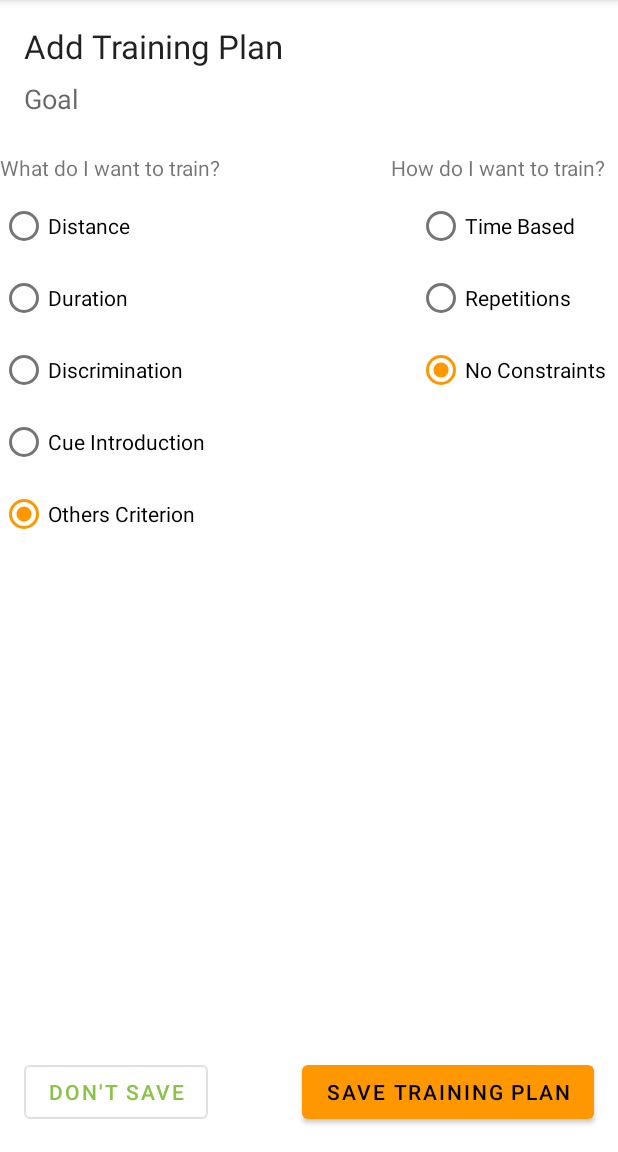
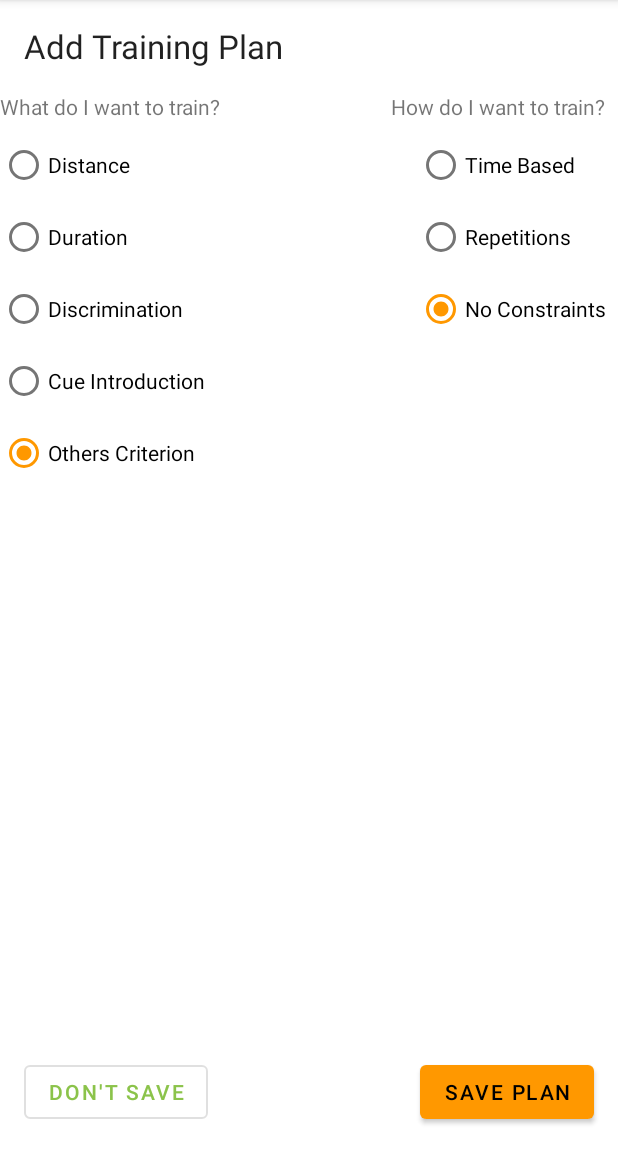
Before and after one commit to Joerg-Schultz/PlanTrainDoc, an Android app: the AddPlanFragment screen opened through its navigation route, on a phone screen of 412 x 824 dp, the part 84-1236 px from its top. Run offline under Robolectric (Android 15) with nearby library versions, the phone set to English and light mode, and no system bars; our stand-ins replace Dagger/Hilt's generated code; 6 statements that could not run were skipped.

Commit message:
Added Numberpicker constraints, Improved Layout

```diff
--- a/app/src/main/res/layout/add_plan_fragment.xml
+++ b/app/src/main/res/layout/add_plan_fragment.xml
@@ -19,92 +19,79 @@
             app:layout_constraintTop_toTopOf="parent" />
 
     <TextView
-            android:text="@string/goal"
-            android:textAppearance="@style/TextAppearance.AppCompat.Medium"
-            android:layout_width="0dp"
-            android:layout_height="wrap_content"
-            android:id="@+id/tv_goalforplan"
-            app:layout_constraintTop_toBottomOf="@+id/add_training_header"
-            app:layout_constraintStart_toStartOf="@+id/rg_criteria"
-            app:layout_constraintEnd_toEndOf="@+id/rg_type"
-            android:layout_marginTop="8dp"
-            android:layout_marginStart="16dp"
-            android:layout_marginEnd="16dp"/>
-
-    <TextView
             android:text="@string/what_do_i_want_to_train"
             android:layout_width="wrap_content"
             android:layout_height="wrap_content" android:id="@+id/tv_traninghelper"
-            app:layout_constraintStart_toStartOf="@+id/rg_criteria"
-            app:layout_constraintTop_toBottomOf="@+id/tv_goalforplan" android:layout_marginTop="24dp"/>
+            app:layout_constraintStart_toStartOf="@+id/rg_helper"
+            app:layout_constraintTop_toBottomOf="@+id/add_training_header" android:layout_marginTop="16dp"/>
     <TextView
             android:text="@string/how_do_i_want_to_train"
             android:layout_width="wrap_content"
             android:layout_height="wrap_content" android:id="@+id/tv_training_constraints"
-            app:layout_constraintEnd_toEndOf="@+id/rg_type"
-            app:layout_constraintTop_toBottomOf="@+id/tv_goalforplan" android:layout_marginTop="24dp"/>
+            app:layout_constraintEnd_toEndOf="@+id/rg_constraint"
+            app:layout_constraintTop_toBottomOf="@+id/add_training_header" android:layout_marginTop="16dp"/>
     <RadioGroup
-            android:id="@+id/rg_criteria"
+            android:id="@+id/rg_helper"
             android:layout_width="wrap_content"
             android:layout_height="wrap_content"
-            android:checkedButton="@id/rb_free"
+            android:checkedButton="@id/rb_helper_free"
             app:layout_constraintStart_toStartOf="parent"
             android:layout_marginTop="5dp" app:layout_constraintTop_toBottomOf="@+id/tv_traninghelper">
 
         <RadioButton
-                android:id="@+id/rb_distance"
+                android:id="@+id/rb_helper_distance"
                 android:layout_width="match_parent"
                 android:layout_height="wrap_content"
                 android:text="@string/distance"/>
 
         <RadioButton
-                android:id="@+id/rb_duration"
+                android:id="@+id/rb_helper_duration"
                 android:layout_width="match_parent"
                 android:layout_height="wrap_content"
                 android:text="@string/duration"/>
 
         <RadioButton
-                android:id="@+id/rb_discrimination"
+                android:id="@+id/rb_helper_discrimination"
                 android:layout_width="match_parent"
                 android:layout_height="wrap_content"
                 android:text="@string/discrimination"/>
 
         <RadioButton
-                android:id="@+id/rb_cueintroduction"
+                android:id="@+id/rb_helper_cueintroduction"
                 android:layout_width="match_parent"
                 android:layout_height="wrap_content"
                 android:text="@string/cue_introduction"/>
 
         <RadioButton
-                android:id="@+id/rb_free"
+                android:id="@+id/rb_helper_free"
                 android:layout_width="match_parent"
                 android:layout_height="wrap_content"
                 android:text="@string/other_criterion"/>
     </RadioGroup>
 
     <RadioGroup
-            android:id="@+id/rg_type"
+            android:id="@+id/rg_constraint"
             android:layout_width="wrap_content"
             android:layout_height="wrap_content"
             android:layout_marginEnd="8dp"
-            android:checkedButton="@id/rb_type_free"
+            android:checkedButton="@id/rb_constraint_free"
             app:layout_constraintEnd_toEndOf="parent"
             android:layout_marginTop="5dp" app:layout_constraintTop_toBottomOf="@+id/tv_training_constraints">
 
         <RadioButton
-                android:id="@+id/rb_type_time"
+                android:id="@+id/rb_constraint_time"
                 android:layout_width="match_parent"
                 android:layout_height="wrap_content"
                 android:text="@string/time_based"/>
 
         <RadioButton
-                android:id="@+id/rb_type_count"
+                android:id="@+id/rb_constraint_repetition"
                 android:layout_width="match_parent"
                 android:layout_height="wrap_content"
                 android:text="@string/repetition"/>
 
         <RadioButton
-                android:id="@+id/rb_type_free"
+                android:id="@+id/rb_constraint_free"
                 android:layout_width="match_parent"
                 android:layout_height="wrap_content"
                 android:text="@string/no_constraint"/>
@@ -117,10 +104,10 @@
             android:layout_marginTop="32dp"
             app:layout_constraintEnd_toEndOf="parent"
             app:layout_constraintStart_toStartOf="parent"
-            app:layout_constraintTop_toBottomOf="@+id/rg_criteria">
+            app:layout_constraintTop_toBottomOf="@+id/rg_helper">
 
         <TextView
-                android:id="@+id/cond_criterion_header"
+                android:id="@+id/cond_helper_header"
                 android:layout_width="wrap_content"
                 android:layout_height="wrap_content"
                 android:layout_marginStart="32dp"
@@ -128,16 +115,16 @@
                 app:layout_constraintTop_toTopOf="parent" />
 
         <LinearLayout
-                android:id="@+id/conditional_criteria"
+                android:id="@+id/conditional_helper"
                 android:layout_width="wrap_content"
                 android:layout_height="wrap_content"
                 android:layout_marginStart="32dp"
                 android:orientation="horizontal"
                 app:layout_constraintStart_toStartOf="parent"
-                app:layout_constraintTop_toBottomOf="@+id/cond_criterion_header" />
+                app:layout_constraintTop_toBottomOf="@+id/cond_helper_header" />
 
         <TextView
-                android:id="@+id/conditional_type_header"
+                android:id="@+id/conditional_constraint_header"
                 android:layout_width="wrap_content"
                 android:layout_height="wrap_content"
                 android:layout_marginEnd="32dp"
@@ -145,13 +132,13 @@
                 app:layout_constraintTop_toTopOf="parent" />
 
         <LinearLayout
-                android:id="@+id/conditional_type"
+                android:id="@+id/conditional_constraint"
                 android:layout_width="wrap_content"
                 android:layout_height="wrap_content"
                 android:layout_marginEnd="32dp"
                 android:orientation="horizontal"
                 app:layout_constraintEnd_toEndOf="parent"
-                app:layout_constraintTop_toBottomOf="@+id/conditional_type_header">
+                app:layout_constraintTop_toBottomOf="@+id/conditional_constraint_header">
 
         </LinearLayout>
 
--- a/app/src/main/res/values/strings.xml
+++ b/app/src/main/res/values/strings.xml
@@ -25,7 +25,8 @@
     <string name="time_based">Time Based</string>
     <string name="repetition">Repetitions</string>
     <string name="no_constraint">No Constraints</string>
-    <string name="save_plan">Save Training Plan</string>
+    <string name="save_plan">Save Plan</string>
     <string name="what_do_i_want_to_train">What do I want to train?</string>
     <string name="how_do_i_want_to_train">How do I want to train?</string>
+    <string name="save">Save</string>
 </resources>
```
Also changed, not shown: app/src/main/java/de/tierwohlteam/android/plantraindoc_v1/fragments/AddPlanFragment.kt (+65 -1 lines), 1 other file.
